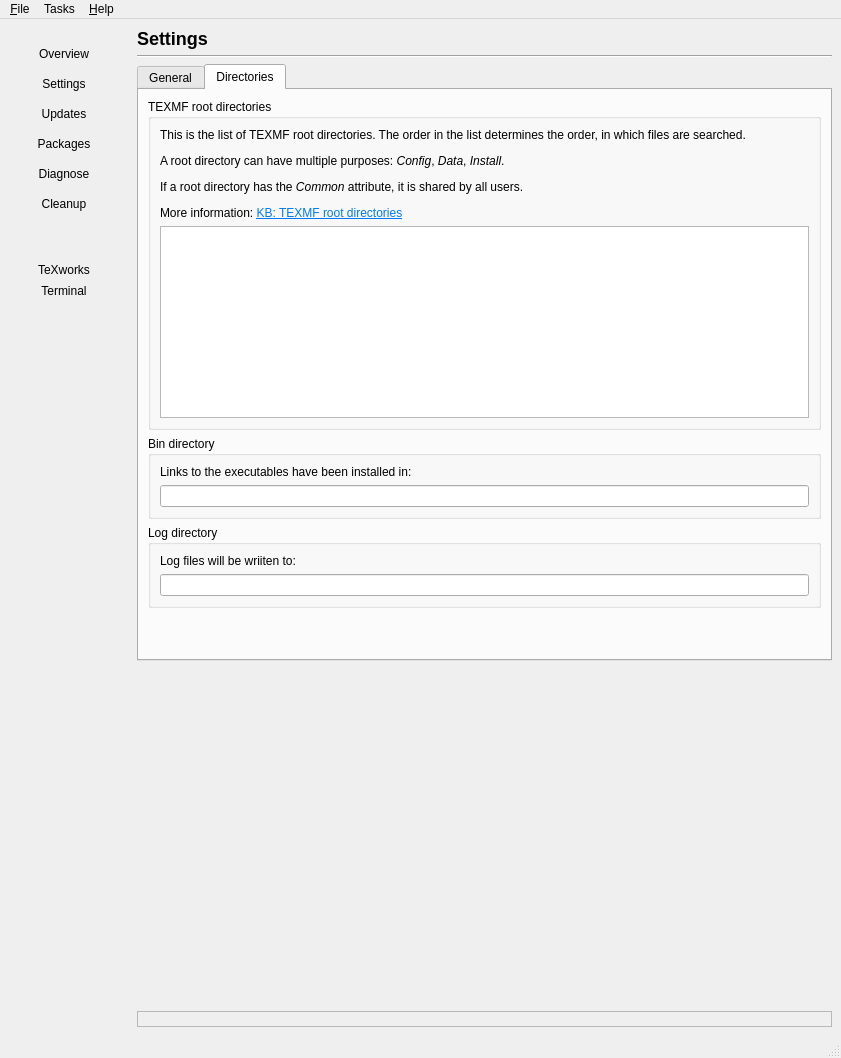
First picture: the form in Programs/MiKTeX/Console/Qt/mainwindow.ui, repository MiKTeX/miktex, before the edit.
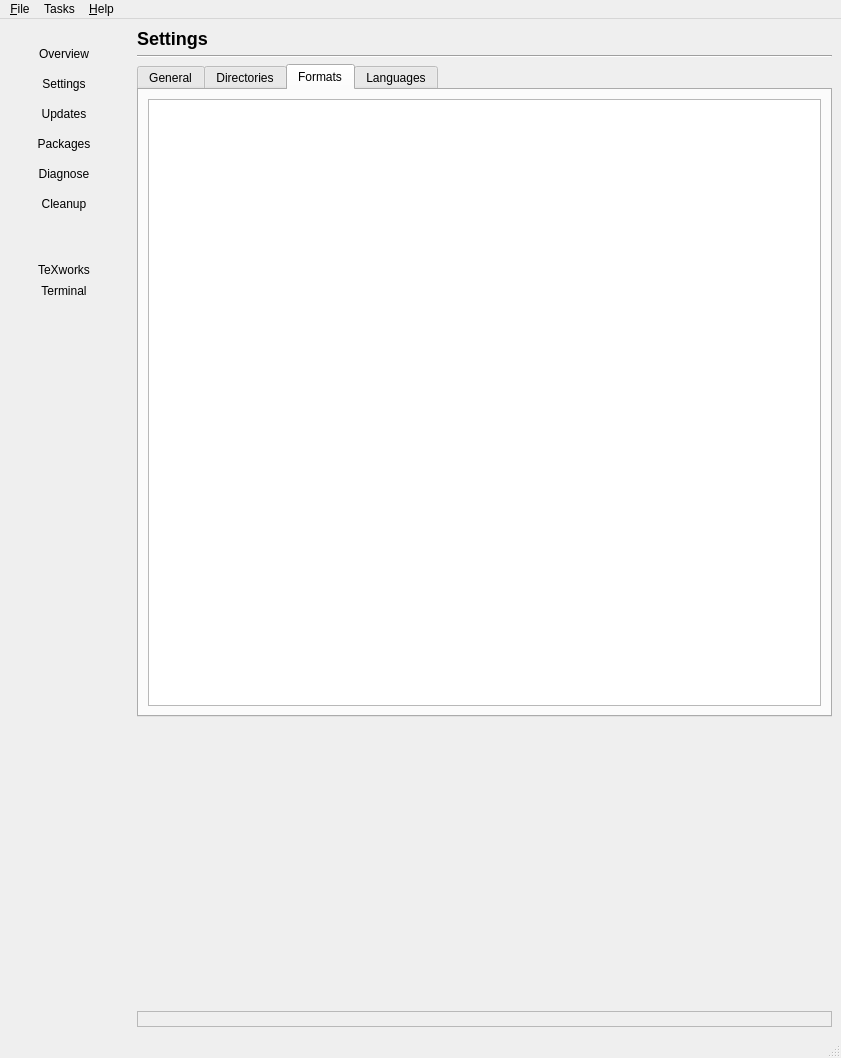
Second picture: the form after the edit. The open tabs and pages were chosen to show the change. Icons and pictures are not drawn.

Commit message: MiKTeX Console: Formats, Languages

```diff
--- a/Programs/MiKTeX/Console/Qt/mainwindow.ui
+++ b/Programs/MiKTeX/Console/Qt/mainwindow.ui
@@ -915,7 +915,7 @@
            <item>
             <widget class="QTabWidget" name="tabWidgetSettings">
              <property name="currentIndex">
-              <number>1</number>
+              <number>2</number>
              </property>
              <widget class="QWidget" name="settingsGeneral">
               <attribute name="title">
@@ -1219,6 +1219,54 @@
                </item>
               </layout>
              </widget>
+             <widget class="QWidget" name="settingsFormats">
+              <attribute name="title">
+               <string>Formats</string>
+              </attribute>
+              <layout class="QVBoxLayout" name="asasas">
+               <item>
+                <layout class="QVBoxLayout" name="vboxTreeViewFormats">
+                 <item>
+                  <widget class="QTreeView" name="treeViewFormats">
+                   <property name="selectionMode">
+                    <enum>QAbstractItemView::ExtendedSelection</enum>
+                   </property>
+                   <property name="rootIsDecorated">
+                    <bool>false</bool>
+                   </property>
+                   <property name="allColumnsShowFocus">
+                    <bool>true</bool>
+                   </property>
+                  </widget>
+                 </item>
+                </layout>
+               </item>
+              </layout>
+             </widget>
+             <widget class="QWidget" name="settingsLanguages">
+              <attribute name="title">
+               <string>Languages</string>
+              </attribute>
+              <layout class="QVBoxLayout" name="asasas2">
+               <item>
+                <layout class="QVBoxLayout" name="vboxTreeViewLanguages">
+                 <item>
+                  <widget class="QTreeView" name="treeViewLanguages">
+                   <property name="selectionMode">
+                    <enum>QAbstractItemView::ContiguousSelection</enum>
+                   </property>
+                   <property name="rootIsDecorated">
+                    <bool>false</bool>
+                   </property>
+                   <property name="allColumnsShowFocus">
+                    <bool>true</bool>
+                   </property>
+                  </widget>
+                 </item>
+                </layout>
+               </item>
+              </layout>
+             </widget>
             </widget>
            </item>
            <item>
```
Left out of the diff: 58 changed lines with no effect on the pictures. The commit also changes 8 other files.
